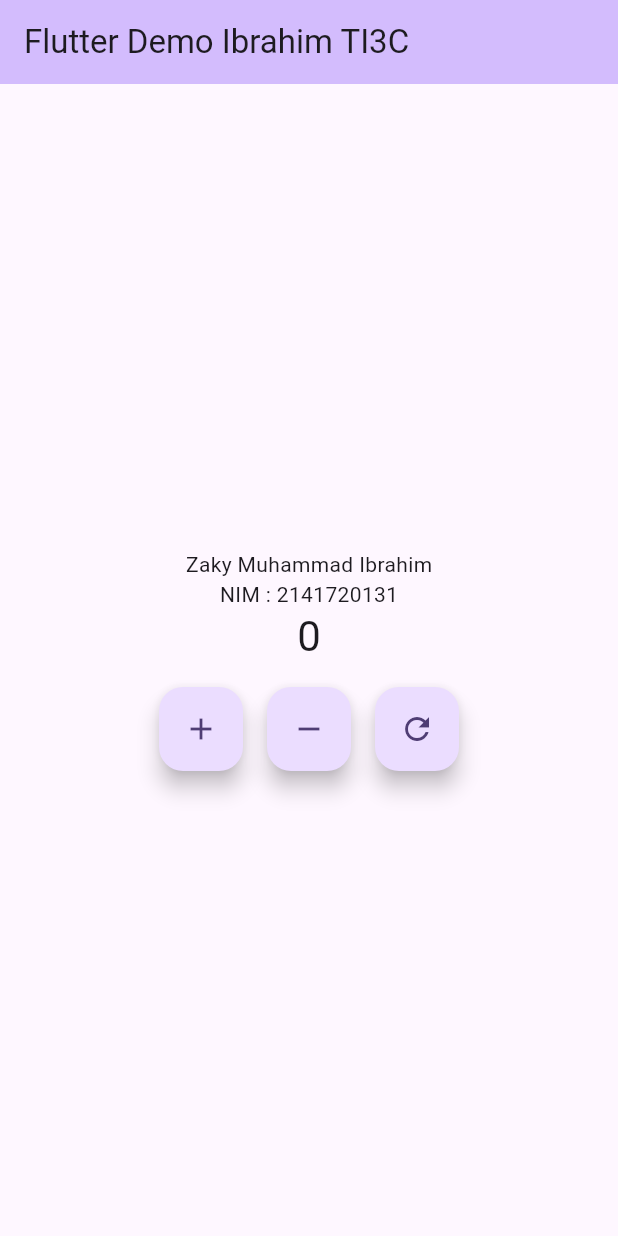
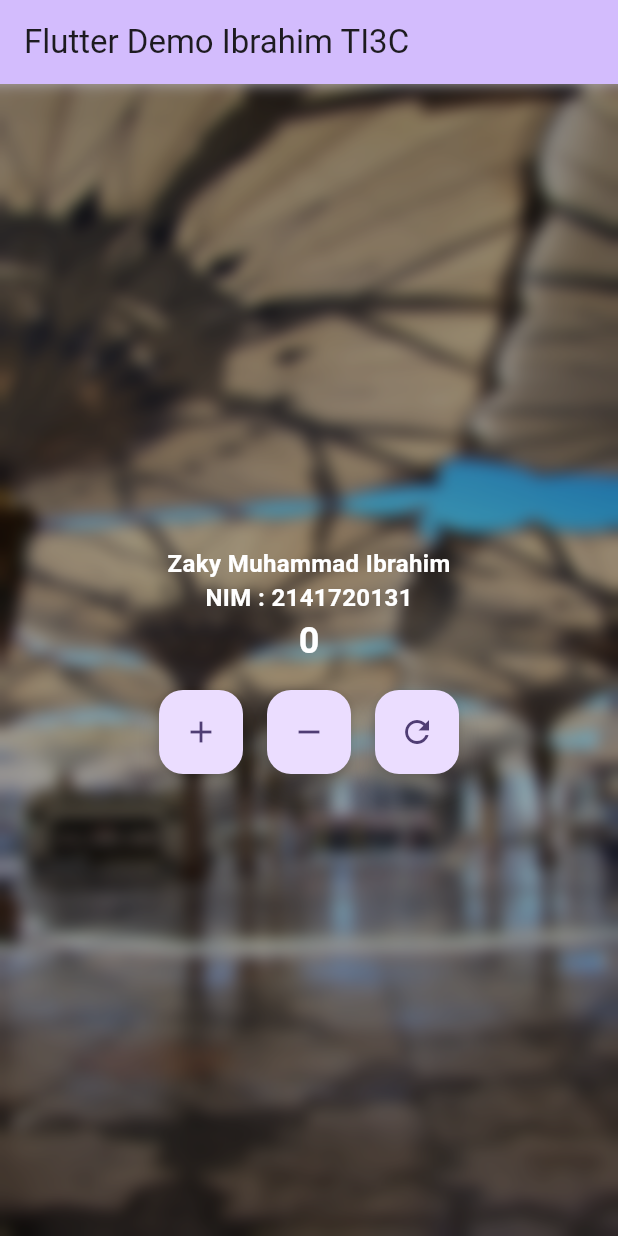
Before and after one commit to zm-ibrahim/flutter_application_1, a Flutter app: the screen it shows after launch, on a phone screen of 412 x 824 dp. Run offline on Flutter 3.47's test engine with Material 2 defaults, Android fonts, the phone set to English and light mode, and no system bars.

Commit message:
add background image, change style text

```diff
--- a/lib/main.dart
+++ b/lib/main.dart
@@ -1,4 +1,7 @@
+// ignore_for_file: prefer_const_constructors
+
 import 'package:flutter/material.dart';
+import 'dart:ui'; // Impor untuk ImageFilter
 
 void main() {
   runApp(const MyApp());
@@ -59,19 +62,57 @@ class _MyHomePageState extends State<MyHomePage> {
         backgroundColor: Theme.of(context).colorScheme.inversePrimary,
         title: Text(widget.title),
       ),
-      body: Center(
+      body: Stack(
+        children: [
+          // Background image with blur
+          Container(
+            width: double.infinity,
+            height: double.infinity,
+            child: Image.asset(
+              'assets/medina.jpg', // Ganti dengan path gambar Anda
+              fit: BoxFit.cover,
+            ),
+          ),
+          // Blur effect
+          BackdropFilter(
+            filter: ImageFilter.blur(
+                sigmaX: 5.0,
+                sigmaY: 5.0), // Sesuaikan tingkat blur yang diinginkan
+            child: Container(
+              color: Colors.black.withOpacity(0.3), // Warna latar belakang blur
+            ),
+          ),
+          Center(
             child: Column(
               mainAxisAlignment: MainAxisAlignment.center,
               children: <Widget>[
                 const Text(
                   'Zaky Muhammad Ibrahim',
+                  style: TextStyle(
+                    color: Colors.white, // Ganti dengan warna yang diinginkan
+                    fontSize: 16, // Atur ukuran teks sesuai kebutuhan
+                    fontWeight:
+                        FontWeight.bold, // Atur gaya teks sesuai kebutuhan
+                  ),
                 ),
                 const Text(
                   'NIM : 2141720131',
+                  style: TextStyle(
+                    color: Colors.white, // Ganti dengan warna yang diinginkan
+                    fontSize: 16, // Atur ukuran teks sesuai kebutuhan
+                    fontWeight:
+                        FontWeight.bold, // Atur gaya teks sesuai kebutuhan
+                  ),
                 ),
                 Text(
                   '$_counter',
-              style: Theme.of(context).textTheme.headlineMedium,
+                  style: TextStyle(
+                    color: Colors
+                        .white, // Ganti dengan warna yang diinginkan (putih)
+                    fontSize: 24, // Atur ukuran teks sesuai kebutuhan
+                    fontWeight:
+                        FontWeight.bold, // Atur gaya teks sesuai kebutuhan
+                  ),
                 ),
                 SizedBox(height: 16),
                 Container(
@@ -105,6 +146,8 @@ class _MyHomePageState extends State<MyHomePage> {
               ],
             ),
           ),
+        ],
+      ),
     );
   }
 }
--- a/pubspec.yaml
+++ b/pubspec.yaml
@@ -52,6 +52,8 @@ dev_dependencies:
 
 # The following section is specific to Flutter packages.
 flutter:
+  assets:
+    - assets/
 
   # The following line ensures that the Material Icons font is
   # included with your application, so that you can use the icons in
```
Also changed, not shown: assets/background_image.jpg (added), assets/medina.jpg (added). Lines whose indentation alone changed are shown as unchanged.
